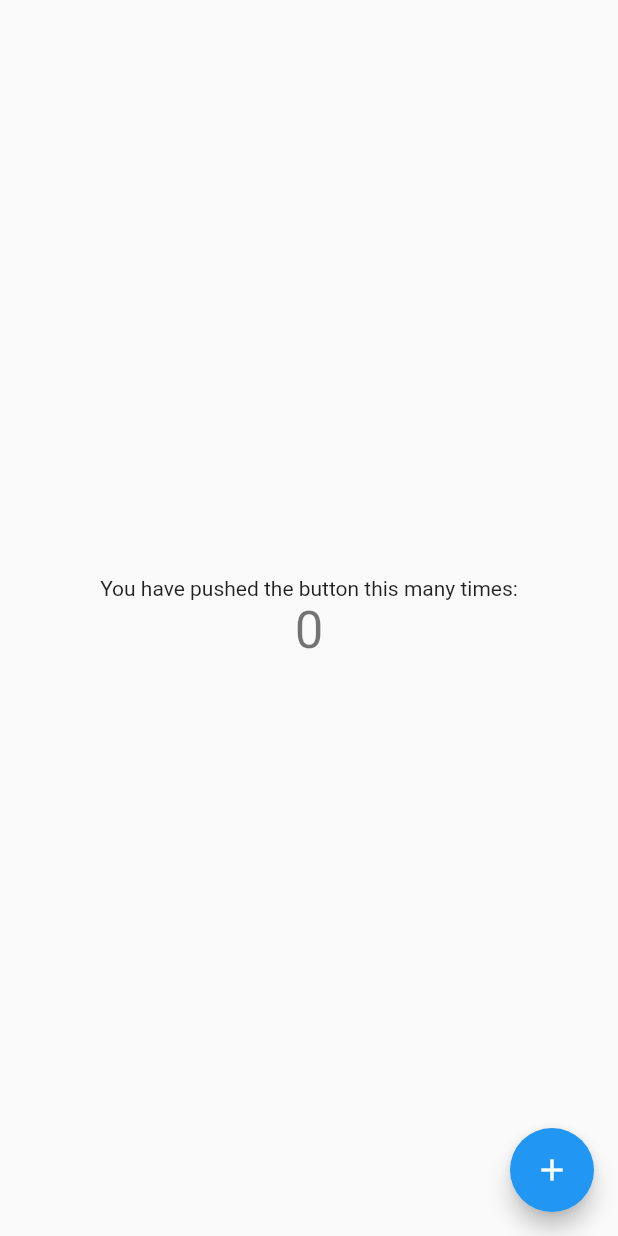
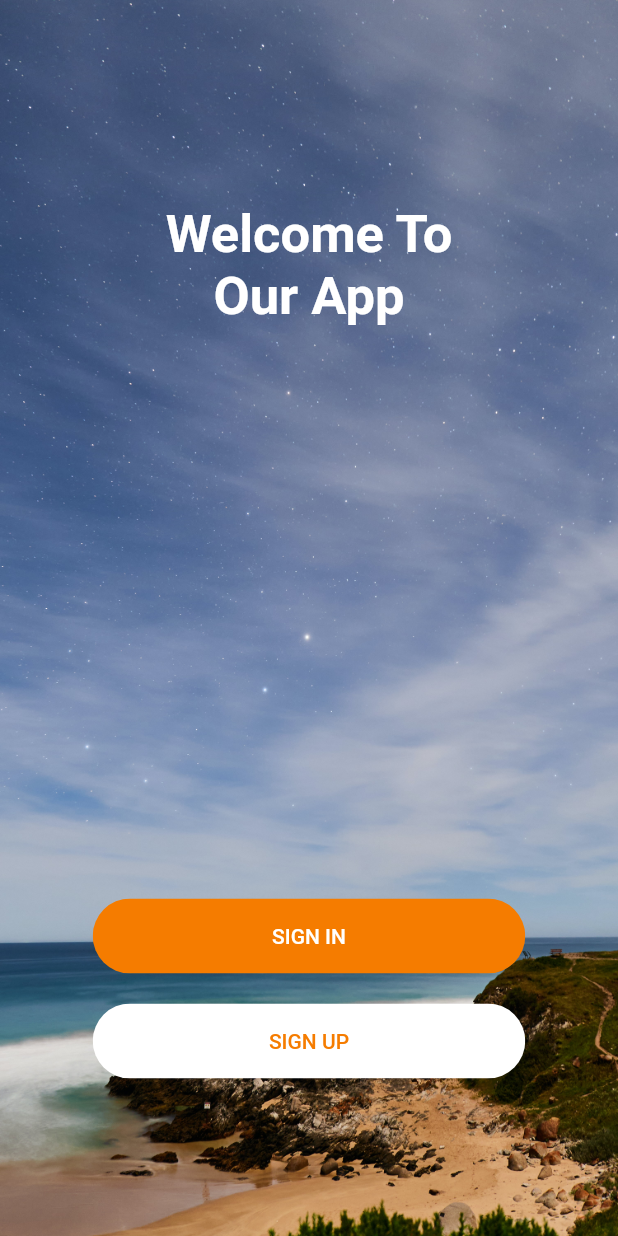
Before and after one commit to ghassenWalha/flutter-ecommerce-project, a Flutter app: the screen it shows after launch, on a phone screen of 412 x 824 dp. Run offline on Flutter 3.47's test engine with Material 2 defaults, Android fonts, the phone set to English and light mode, and no system bars.

Commit message:
first commit

```diff
--- /dev/null
+++ b/lib/components/rounded_button.dart
@@ -0,0 +1,35 @@
+import 'package:flutter/material.dart';
+
+class RoundedButton extends StatelessWidget {
+  final String text;
+  final Function press;
+  final Color color, textColor;
+  const RoundedButton({
+    Key key,
+    this.text,
+    this.press,
+    this.color = Colors.orange,
+    this.textColor = Colors.white,
+  }) : super(key: key);
+
+  @override
+  Widget build(BuildContext context) {
+    Size size = MediaQuery.of(context).size;
+    return Container(
+      margin: EdgeInsets.symmetric(vertical: 10),
+      width: size.width * 0.7,
+      child: ClipRRect(
+        borderRadius: BorderRadius.circular(29),
+        child: FlatButton(
+          padding: EdgeInsets.symmetric(vertical: 17, horizontal: 40),
+          color: color,
+          onPressed: press,
+          child: Text(
+            text,
+            style: TextStyle(color: textColor),
+          ),
+        ),
+      ),
+    );
+  }
+}
--- a/lib/main.dart
+++ b/lib/main.dart
@@ -1,20 +1,19 @@
 import 'package:flutter/material.dart';
-import './views/screens/my_home_page.dart';
-void main() {
-  runApp(MyApp());
-}
+import 'package:flutter_ecommerce_project/views/screens/home.dart';
+
+void main() => runApp(MyApp());
 
 class MyApp extends StatelessWidget {
   // This widget is the root of your application.
   @override
   Widget build(BuildContext context) {
     return MaterialApp(
-      title: 'Flutter Demo',
-      theme: ThemeData(
-        primarySwatch: Colors.blue,
-        visualDensity: VisualDensity.adaptivePlatformDensity,
-      ),
-      home: MyHomePage(title: 'Flutter Demo Home Page'),
-    );
+        debugShowCheckedModeBanner: false,
+        title: 'E-Commerce Website',
+        theme: ThemeData(
+          primarySwatch: Colors.blue,
+          visualDensity: VisualDensity.adaptivePlatformDensity,
+        ),
+        home: HomeScreen());
   }
 }
--- /dev/null
+++ b/lib/views/screens/home.dart
@@ -0,0 +1,73 @@
+import 'package:flutter/material.dart';
+import 'package:flutter_ecommerce_project/components/rounded_button.dart';
+import 'package:flutter_ecommerce_project/views/screens/login.dart';
+import 'package:flutter_ecommerce_project/views/screens/registration.dart';
+
+class HomeScreen extends StatelessWidget {
+  @override
+  Widget build(BuildContext context) {
+    Size size = MediaQuery.of(context).size;
+    return Scaffold(
+      body: Container(
+        width: double.infinity,
+        decoration: BoxDecoration(
+          image: DecorationImage(
+              image: AssetImage("images/background.jpg"), fit: BoxFit.cover),
+        ),
+        child: Column(
+          mainAxisAlignment: MainAxisAlignment.center,
+          children: <Widget>[
+            SizedBox(
+              height: size.height * 0.05,
+            ),
+            Text(
+              "Welcome To",
+              style: TextStyle(
+                  fontWeight: FontWeight.bold,
+                  fontSize: 35,
+                  color: Colors.white),
+            ),
+            Text(
+              "Our App",
+              style: TextStyle(
+                  fontWeight: FontWeight.bold,
+                  fontSize: 35,
+                  color: Colors.white),
+            ),
+            SizedBox(height: size.height * 0.45),
+            RoundedButton(
+              text: "SIGN IN",
+              color: Colors.orange[700],
+              textColor: Colors.white,
+              press: () {
+                Navigator.push(
+                  context,
+                  MaterialPageRoute(
+                    builder: (context) {
+                      return LoginScreen();
+                    },
+                  ),
+                );
+              },
+            ),
+            RoundedButton(
+              text: "SIGN UP",
+              color: Colors.white,
+              textColor: Colors.orange[700],
+              press: () {
+                Navigator.push(
+                  context,
+                  MaterialPageRoute(
+                    builder: (context) {
+                      return RegistartionScreen();
+                    },
+                  ),
+                );
+              },
+            ),
+          ],
+        ),
+      ),
+    );
+  }
+}
--- a/lib/views/screens/my_home_page.dart
+++ /dev/null
@@ -1,51 +0,0 @@
-import 'package:flutter/material.dart';
-
-
-class MyHomePage extends StatefulWidget {
-  MyHomePage({Key key, this.title}) : super(key: key);
-
-  final String title;
-
-  @override
-  _MyHomePageState createState() => _MyHomePageState();
-}
-
-class _MyHomePageState extends State<MyHomePage> {
-  int _counter = 0;
-
-  void _incrementCounter() {
-    setState(() {
-
-      _counter++;
-    });
-  }
-
-  @override
-  Widget build(BuildContext context) {
-
-    return Scaffold(
-
-      body: Center(
-
-        child: Column(
-
-          mainAxisAlignment: MainAxisAlignment.center,
-          children: <Widget>[
-            Text(
-              'You have pushed the button this many times:',
-            ),
-            Text(
-              '$_counter',
-              style: Theme.of(context).textTheme.headline4,
-            ),
-          ],
-        ),
-      ),
-      floatingActionButton: FloatingActionButton(
-        onPressed: _incrementCounter,
-        tooltip: 'Increment',
-        child: Icon(Icons.add),
-      ), // This trailing comma makes auto-formatting nicer for build methods.
-    );
-  }
-}
--- a/pubspec.yaml
+++ b/pubspec.yaml
@@ -45,9 +45,8 @@ flutter:
   uses-material-design: true
 
   # To add assets to your application, add an assets section, like this:
-  # assets:
-  #   - images/a_dot_burr.jpeg
-  #   - images/a_dot_ham.jpeg
+  assets:
+    - images/background.jpg
 
   # An image asset can refer to one or more resolution-specific "variants", see
   # https://flutter.dev/assets-and-images/#resolution-aware.
```
Also changed, not shown: lib/components/rounded_input_field.dart (added, +32 -0 lines), lib/components/rounded_password_field.dart (added, +33 -0 lines), lib/components/text_field_container.dart (added, +24 -0 lines), lib/views/screens/login.dart (added, +123 -0 lines), lib/views/screens/registration.dart (added, +142 -0 lines), images/background.jpg (added), 1 other file.
